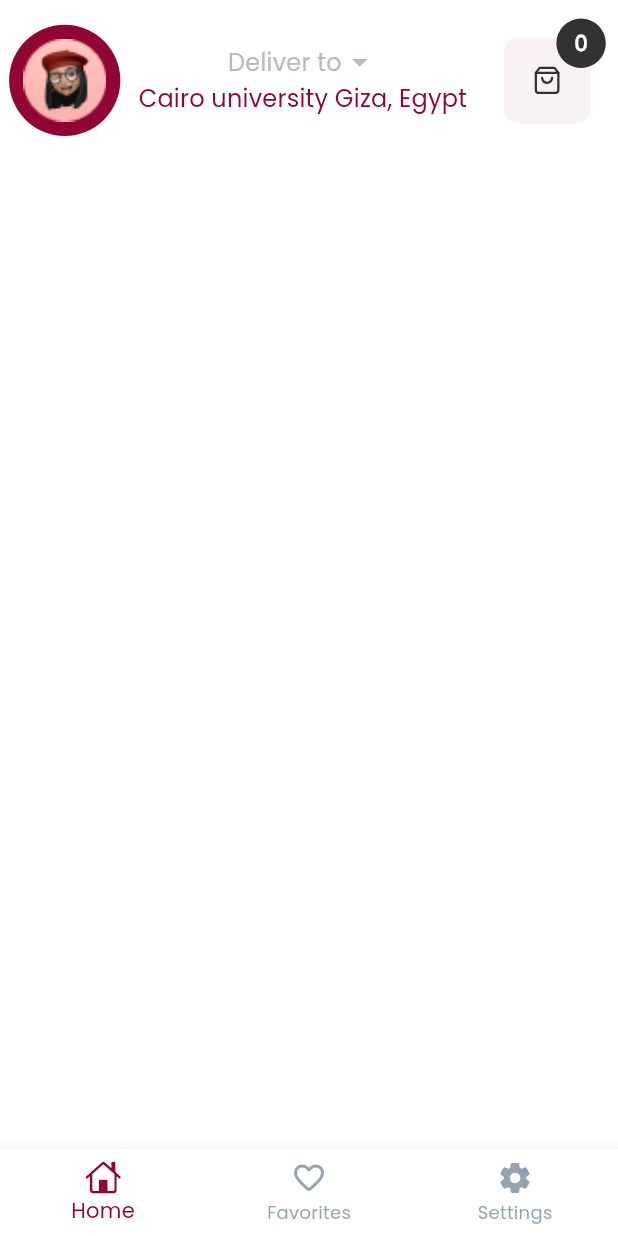
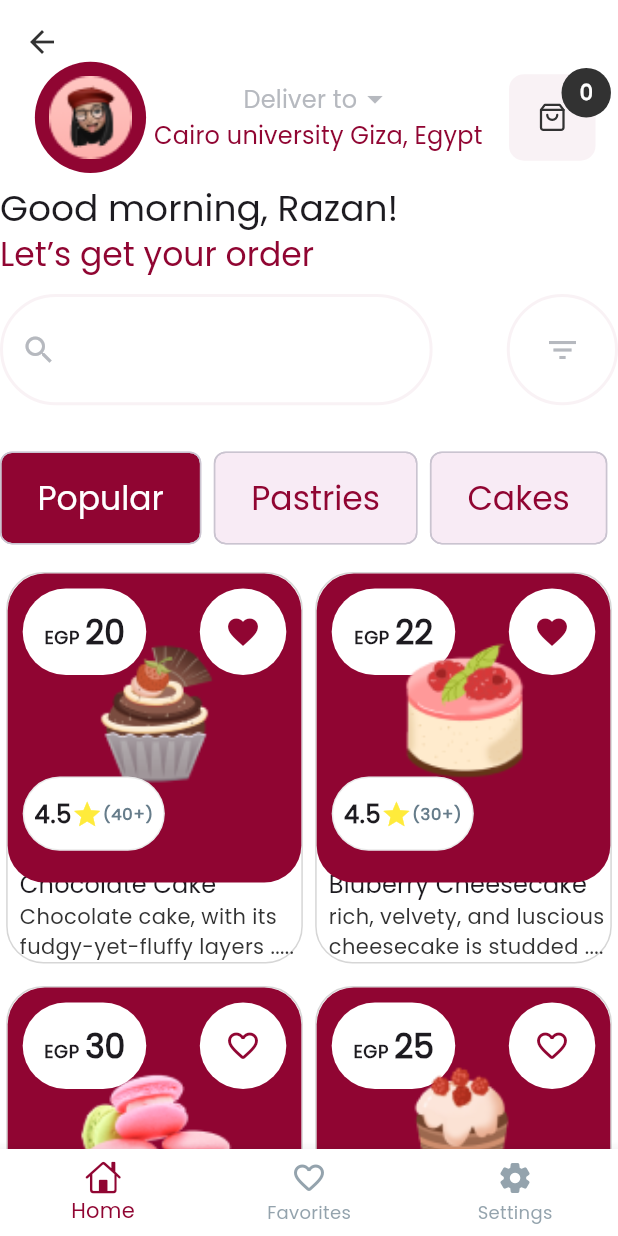
Before and after one commit to Mohamed-Ahmed-Salah/Sweety-App, a Flutter app: the NavigatorScreen screen opened by its route, on a phone screen of 412 x 824 dp. Run offline on Flutter 3.47's test engine with Material 3 defaults, Android fonts, the phone set to English and light mode, and no system bars; our stand-ins replace bloc, equatable, flutter_bloc, flutter_svg, get, get_storage and 2 more; accounts and stored records are empty.

Commit message:
home screen

```diff
--- a/lib/core/constants/app_icons.dart
+++ b/lib/core/constants/app_icons.dart
@@ -12,6 +12,10 @@
   static const String language = "assets/Icons/Language.svg";
   static const String security = "assets/Icons/Security.svg";
   static const String cart = "assets/Icons/cart.svg";
+  static const String search = "assets/Icons/search.svg";
+  static const String filter = "assets/Icons/filter.svg";
+
+
 
 
 
--- a/lib/core/widgets/my_app_bar.dart
+++ b/lib/core/widgets/my_app_bar.dart
@@ -4,58 +4,16 @@
 import 'package:sweety_app/core/constants/app_assets.dart';
 import 'package:sweety_app/core/constants/app_colors.dart';
 import 'package:sweety_app/core/constants/app_icons.dart';
-class ShoppingCart extends StatelessWidget {
-  const ShoppingCart({super.key});
-
-  @override
-  Widget build(BuildContext context) {
-    return SizedBox(
-      // height: 10.h,
-      width: 10.h,
-      child: Stack(
-        children: [
-          Center(
-            child: Container(
-              height: 7.h,
-              width: 7.h,
-              decoration: const BoxDecoration(
-                color: AppColors.boxColor,
-                borderRadius: BorderRadius.all(Radius.circular(10)),
-              ),
-              child: Center(
-                child: SvgPicture.asset(AppIcons.cart),
-              ),
-            ),
-          ),
-          Positioned(
-            right: 0.5.w,
-            top: 1.5.h,
-            child: Container(
-              height: 4.h,
-              width: 4.h,
-              decoration: const BoxDecoration(
-                  color: AppColors.blackColor, shape: BoxShape.circle),
-              child: const Center(
-                child: Text(
-                  "0",
-                  style: TextStyle(
-                      fontWeight: FontWeight.bold, color: Colors.white),
-                ),
-              ),
-            ),
-          ),
-        ],
-      ),
-    );
-  }
-}
-
 class MyAppBar extends StatelessWidget implements PreferredSizeWidget {
   const MyAppBar({super.key});
 
   @override
   Widget build(BuildContext context) {
-    return SizedBox(
+    return SliverAppBar(
+      expandedHeight: 15.h,
+
+      flexibleSpace: Container(
+        margin: EdgeInsets.only(top: 4.h,left: 5.w),
         width: double.infinity,
         child: Row(
           mainAxisAlignment: MainAxisAlignment.spaceAround,
@@ -104,9 +62,57 @@
             const ShoppingCart(),
           ],
         ),
+      ),
     );
   }
 
   @override
-  Size get preferredSize => Size.fromHeight(13.h);
+  Size get preferredSize => Size.fromHeight(15.h);
 }
+
+
+class ShoppingCart extends StatelessWidget {
+  const ShoppingCart({super.key});
+
+  @override
+  Widget build(BuildContext context) {
+    return SizedBox(
+      // height: 10.h,
+      width: 10.h,
+      child: Stack(
+        children: [
+          Center(
+            child: Container(
+              height: 7.h,
+              width: 7.h,
+              decoration: const BoxDecoration(
+                color: AppColors.boxColor,
+                borderRadius: BorderRadius.all(Radius.circular(10)),
+              ),
+              child: Center(
+                child: SvgPicture.asset(AppIcons.cart),
+              ),
+            ),
+          ),
+          Positioned(
+            right: 0.5.w,
+            top: 1.5.h,
+            child: Container(
+              height: 4.h,
+              width: 4.h,
+              decoration: const BoxDecoration(
+                  color: AppColors.blackColor, shape: BoxShape.circle),
+              child: const Center(
+                child: Text(
+                  "0",
+                  style: TextStyle(
+                      fontWeight: FontWeight.bold, color: Colors.white),
+                ),
+              ),
+            ),
+          ),
+        ],
+      ),
+    );
+  }
+}
--- /dev/null
+++ b/lib/data/models/food.dart
@@ -0,0 +1,69 @@
+import 'dart:convert';
+Food foodFromJson(String str) => Food.fromJson(json.decode(str));
+
+String foodToJson(Food data) => json.encode(data.toJson());
+
+class Food {
+  final int id;
+  final int price;
+  final String title;
+  final double rating;
+  final String description;
+  final String image;
+  final int reviews;
+  final bool isFavourite;
+
+  Food({
+    required this.id,
+    required this.price,
+    required this.title,
+    required this.rating,
+    required this.description,
+    required this.image,
+    required this.reviews,
+    required this.isFavourite,
+  });
+
+  Food copyWith({
+    int? id,
+    int? price,
+    String? title,
+    double? rating,
+    String? description,
+    String? image,
+    int? reviews,
+    bool? isFavourite,
+  }) =>
+      Food(
+        id: id ?? this.id,
+        price: price ?? this.price,
+        title: title ?? this.title,
+        rating: rating ?? this.rating,
+        description: description ?? this.description,
+        image: image ?? this.image,
+        reviews: reviews ?? this.reviews,
+        isFavourite: isFavourite ?? this.isFavourite,
+      );
+
+  factory Food.fromJson(Map<String, dynamic> json) => Food(
+    id: json["id"],
+    price: json["price"],
+    title: json["title"],
+    rating: json["rating"]?.toDouble(),
+    description: json["description"],
+    image: json["image"],
+    reviews: json["reviews"],
+    isFavourite: json["is_favourite"],
+  );
+
+  Map<String, dynamic> toJson() => {
+    "id": id,
+    "price": price,
+    "title": title,
+    "rating": rating,
+    "description": description,
+    "image": image,
+    "reviews": reviews,
+    "is_favourite": isFavourite,
+  };
+}
--- a/lib/main.dart
+++ b/lib/main.dart
@@ -7,6 +7,8 @@
 import 'package:sweety_app/core/routes/router.dart';
 import 'package:sweety_app/core/theme/light_theme.dart';
 import 'package:sweety_app/data/services/storage_service.dart';
+import 'package:sweety_app/views/home_screen/bloc/home_bloc.dart';
+import 'views/navigator/navigator_screen.dart';
 import 'views/settings_screen/blocs/bloc/menu_list_bloc.dart';
 import 'views/splash_screen/bloc/splash_bloc.dart';
 import 'views/splash_screen/splash_screen.dart';
@@ -27,18 +29,21 @@
         BlocProvider<MenuListBloc>(
           create: (BuildContext context) => MenuListBloc(),
         ),
+        BlocProvider<HomeBloc>(
+          create: (BuildContext context) => HomeBloc(),
+        ),
       ],
       child: ResponsiveSizer(builder: (context, orientation, screenType) {
         return MaterialApp(
           debugShowCheckedModeBanner: false,
           title: 'Flutter Demo',
           theme: CustomLightTheme.lightTheme(),
-          // home: const NavigatorScreen(),
+          home: const NavigatorScreen(),
           onGenerateRoute: AppRouter.generateRoute,
-          home: BlocProvider(
-              create: (BuildContext context) =>
-                  SplashBloc()..add(SplashNavigateEvent(context: context)),
-              child: const SplashScreen()),
+          // home: BlocProvider(
+          //     create: (BuildContext context) =>
+          //         SplashBloc()..add(SplashNavigateEvent(context: context)),
+          //     child: const SplashScreen()),
         );
       }),
     );
@@ -57,3 +62,6 @@
     // statusBarIconBrightness: Brightness.light,
   ));
 }
+
+
+//todo make appbar bloc to get cart and current delivery place
--- /dev/null
+++ b/lib/views/home_screen/bloc/home_bloc.dart
@@ -0,0 +1,59 @@
+import 'package:bloc/bloc.dart';
+import 'package:equatable/equatable.dart';
+import 'package:sweety_app/core/constants/app_assets.dart';
+import 'package:sweety_app/core/errors/failure.dart';
+import 'package:sweety_app/data/models/food.dart';
+
+part 'home_event.dart';
+
+part 'home_state.dart';
+
+class HomeBloc extends Bloc<HomeEvent, HomeState> {
+  HomeBloc() : super(HomeInitial()) {
+    on<FetchDataEvent>(_fetchData);
+  }
+
+  _fetchData(event, emit) async {
+    await Future.delayed(const Duration(seconds: 2)).then((value) => null);
+    emit(HomeLoaded(list: list));
+  }
+}
+
+List<Food> list = [cake, cheeseCake, cookeies, snakeCake];
+Food cake = Food(
+    id: 1,
+    price: 20,
+    title: "Chocolate Cake",
+    rating: 4.5,
+    description: "Chocolate cake, with its fudgy-yet-fluffy layers ..... ",
+    image: AppAssets.cupcake,
+    reviews: 40,
+    isFavourite: true);
+
+Food cheeseCake = Food(
+    id: 2,
+    price: 22,
+    title: "Bluberry Cheesecake",
+    rating: 4.5,
+    description: "rich, velvety, and luscious cheesecake is studded ....",
+    image: AppAssets.cake,
+    reviews: 30,
+    isFavourite: true);
+Food cookeies = Food(
+    id: 3,
+    price: 30,
+    title: "Bluberry Cookies",
+    rating: 4.1,
+    description: "rich, velvety, and luscious cheesecake is studded ....",
+    image: AppAssets.cookies,
+    reviews: 50,
+    isFavourite: false);
+Food snakeCake = Food(
+    id: 3,
+    price: 25,
+    title: "Chocolate Cupcake",
+    rating: 4.3,
+    description: "rich, velvety, and luscious cheesecake is studded ....",
+    image: AppAssets.snakeCake,
+    reviews: 50,
+    isFavourite: false);
--- /dev/null
+++ b/lib/views/home_screen/bloc/home_event.dart
@@ -0,0 +1,10 @@
+part of 'home_bloc.dart';
+
+sealed class HomeEvent extends Equatable {
+  const HomeEvent();
+
+  @override
+  List<Object> get props => [];
+}
+
+class FetchDataEvent extends HomeEvent{}
--- /dev/null
+++ b/lib/views/home_screen/bloc/home_state.dart
@@ -0,0 +1,22 @@
+part of 'home_bloc.dart';
+
+sealed class HomeState extends Equatable {
+  const HomeState();
+
+  @override
+  List<Object> get props => [];
+}
+
+final class HomeInitial extends HomeState {}
+
+final class HomeLoaded extends HomeState {
+  final List<Food> list;
+
+  const HomeLoaded({required this.list});
+}
+
+final class HomeFailed extends HomeState {
+  final Failure failure;
+
+  const HomeFailed({required this.failure});
+}
--- a/lib/views/home_screen/home_screen.dart
+++ b/lib/views/home_screen/home_screen.dart
@@ -1,5 +1,14 @@
 import 'package:flutter/material.dart';
+import 'package:flutter_bloc/flutter_bloc.dart';
+import 'package:flutter_svg/flutter_svg.dart';
+import 'package:responsive_sizer/responsive_sizer.dart';
+import 'package:sweety_app/core/constants/app_colors.dart';
+import 'package:sweety_app/core/constants/app_icons.dart';
 import 'package:sweety_app/core/widgets/my_app_bar.dart';
+import 'package:sweety_app/views/home_screen/bloc/home_bloc.dart';
+import 'package:sweety_app/views/home_screen/widgets/custom_chip.dart';
+import 'package:sweety_app/views/home_screen/widgets/loaded_home.dart';
+import 'package:sweety_app/views/home_screen/widgets/search_bar.dart';
 
 class HomeScreen extends StatelessWidget {
   const HomeScreen({super.key});
@@ -7,8 +16,66 @@
   @override
   Widget build(BuildContext context) {
     return Scaffold(
-      appBar: const MyAppBar(),
-      body: Container(),
+      // appBar: const MyAppBar(),
+      body: CustomScrollView(
+        slivers: [
+          const MyAppBar(),
+          SliverList(
+            delegate: SliverChildListDelegate(
+              [
+                Text(
+                  "Good morning, Razan! ",
+                  style: Theme.of(context).textTheme.headlineSmall,
+                ),
+                Text(
+                  "Let’s get your order",
+                  style: Theme.of(context)
+                      .textTheme
+                      .titleLarge
+                      ?.copyWith(color: AppColors.primaryColor),
+                ),
+                const CustomSearchBar(),
+                const CustomChip(),
+              ],
+            ),
+          ),
+          BlocBuilder<HomeBloc, HomeState>(builder: (context, state) {
+            if (state is HomeInitial) {
+              context.read<HomeBloc>().add(FetchDataEvent());
+              return SliverList(
+                delegate: SliverChildListDelegate(
+                  [
+                    const Center(
+                      child: CircularProgressIndicator(),
+                    ),
+                  ],
+                ),
+              );
+            } else if (state is HomeLoaded) {
+              return HomeLoadedView(
+                list: state.list,
+              );
+            }
+            if (state is HomeFailed) {
+              return SliverList(
+                delegate: SliverChildListDelegate(
+                  [
+                    Center(
+                      child: Text("Error: ${state.failure.message}"),
+                    ),
+                  ],
+                ),
+              );
+            }
+
+            return SliverList(
+                delegate: SliverChildListDelegate([
+              const Text("ERROR"),
+            ]));
+          }),
+        ],
+      ),
+
     );
   }
 }
--- /dev/null
+++ b/lib/views/home_screen/widgets/custom_chip.dart
@@ -0,0 +1,55 @@
+import 'package:flutter/material.dart';
+import 'package:responsive_sizer/responsive_sizer.dart';
+import 'package:sweety_app/core/constants/app_colors.dart';
+
+class CustomChip extends StatelessWidget {
+  const CustomChip({super.key});
+
+  @override
+  Widget build(BuildContext context) {
+    int currentIndex = 0;
+    return Container(
+      margin: EdgeInsets.symmetric(vertical:1.h),
+      height: 10.h,
+      width: double.infinity,
+      child: ListView.builder(
+          itemCount: chips.length,
+          scrollDirection: Axis.horizontal,
+          itemBuilder: (context, index) {
+            return Padding(
+              padding:  EdgeInsets.only(right: 2.w,),
+              child: Chip(
+                backgroundColor: currentIndex == index
+                    ? AppColors.primaryColor
+                    : AppColors.primaryColor.withOpacity(0.05),
+                label: Padding(
+                  padding: const EdgeInsets.all(8.0),
+                  child: Text(chips[index],
+                  style: Theme.of(context).textTheme.titleLarge?.copyWith(
+                     color: currentIndex == index
+                          ? AppColors.whiteColor
+                          : AppColors.primaryColor
+                  ),),
+                ),
+              ),
+            );
+          }),
+    );
+
+    //   Row(
+    //   children: [
+    //     Chip(
+    //       label: const Text('Aaron Burr'),
+    //     ),
+    //   ],
+    // );
+  }
+}
+
+List<String> chips = [
+  "Popular",
+  "Pastries",
+  "Cakes",
+  "Gluten-Free",
+  "Cupcakes and Muffins"
+];
--- /dev/null
+++ b/lib/views/home_screen/widgets/loaded_home.dart
@@ -0,0 +1,182 @@
+import 'package:flutter/material.dart';
+import 'package:responsive_sizer/responsive_sizer.dart';
+import 'package:sweety_app/core/constants/app_colors.dart';
+import 'package:sweety_app/data/models/food.dart';
+
+class HomeLoadedView extends StatelessWidget {
+  final List<Food> list;
+
+  const HomeLoadedView({super.key, required this.list});
+
+  @override
+  Widget build(BuildContext context) {
+    return SliverGrid.builder(
+        itemCount: list.length,
+        gridDelegate: const SliverGridDelegateWithFixedCrossAxisCount(
+            crossAxisCount: 2,
+            childAspectRatio: 3 / 3.8,
+            // crossAxisSpacing: 15,
+            mainAxisSpacing: 15),
+        itemBuilder: (context, index) {
+          return FoodBox(
+            food: list[index],
+          );
+        });
+  }
+}
+
+class FoodBox extends StatelessWidget {
+  final Food food;
+
+  const FoodBox({super.key, required this.food});
+
+  @override
+  Widget build(BuildContext context) {
+    return Container(
+      margin: EdgeInsets.symmetric(horizontal: 1.w),
+      decoration: BoxDecoration(
+        // color: AppColors.primaryColor,
+        borderRadius: BorderRadius.all(Radius.circular(6.w)),
+        border: Border.all(color: AppColors.blackColor.withOpacity(0.2)),
+      ),
+      child: Stack(
+        children: [
+          Positioned(
+            // bottom: 0,
+            child: Container(
+              // width: double.infinity,
+              // height: 25.h,
+              // margin: EdgeInsets.only(left: 2.w),
+              // decoration: BoxDecoration(
+              //   color: AppColors.greyColor,
+              //   borderRadius: BorderRadius.all(Radius.circular(6.w)),
+              // ),
+
+              child: Padding(
+                padding: const EdgeInsets.only(left: 8.0),
+                child: Column(
+                  mainAxisAlignment: MainAxisAlignment.end,
+                  crossAxisAlignment: CrossAxisAlignment.start,
+                  children: [
+                    // Expanded(child: SizedBox.shrink()),
+                    Text(
+                      food.title,
+                      style: Theme.of(context).textTheme.titleMedium,
+                      overflow: TextOverflow.ellipsis,
+                    ),
+                    Text(
+                      food.description,
+                      maxLines: 3,
+                      overflow: TextOverflow.ellipsis,
+                    ),
+                  ],
+                ),
+              ),
+            ),
+          ),
+          Positioned(
+              child: Container(
+            height: 25.h,
+            width: 100.w,
+            decoration: BoxDecoration(
+              color: AppColors.primaryColor,
+              borderRadius: BorderRadius.all(Radius.circular(6.w)),
+            ),
+          )),
+          Positioned(
+            right: 10,
+            top: 10,
+            child: Container(
+              height: 7.h,
+              width: 7.h,
+              decoration: const BoxDecoration(
+                  color: AppColors.whiteColor, shape: BoxShape.circle),
+              child: Center(
+                child: Icon(
+                  food.isFavourite
+                      ? Icons.favorite
+                      : Icons.favorite_outline_rounded,
+                  color: AppColors.primaryColor,
+                ),
+              ),
+            ),
+          ),
+          Positioned(
+              left: 10,
+              top: 10,
+              child: Container(
+                height: 7.h,
+                width: 20.w,
+                decoration: BoxDecoration(
+                    color: AppColors.whiteColor,
+                    borderRadius: BorderRadius.all(Radius.circular(15.w))),
+                child: Center(
+                    child: RichText(
+                  text: TextSpan(children: [
+                    TextSpan(
+                      text: "EGP ",
+                      style: Theme.of(context).textTheme.bodySmall?.copyWith(
+                            fontWeight: FontWeight.w700,
+                          ),
+                    ),
+                    TextSpan(
+                      text: "${food.price}",
+                      style: Theme.of(context)
+                          .textTheme
+                          .titleLarge
+                          ?.copyWith(fontWeight: FontWeight.w700),
+                    ),
+                  ]),
+                )),
+              )),
+          Positioned(
+              top: 5,
+              left: 0,
+              right: 0,
+              child: Image.asset(
+                food.image,
+                scale: 0.8,
+              )),
+          Positioned(
+              left: 10,
+              bottom: 9.h,
+              child: Container(
+                height: 6.h,
+                width: 23.w,
+                decoration: BoxDecoration(
+                    color: AppColors.whiteColor,
+                    border: Border.all(
+                        color: AppColors.blackColor.withOpacity(0.1)),
+                    borderRadius: BorderRadius.all(Radius.circular(15.w))),
+                child: Center(
+                    child: Row(
+                  // mainAxisAlignment: MainAxisAlignment.spaceEvenly,
+                  children: [
+                    const Expanded(child: SizedBox.shrink()),
+                    Text(
+                      "${food.rating}",
+                      style: Theme.of(context)
+                          .textTheme
+                          .bodyLarge
+                          ?.copyWith(fontWeight: FontWeight.w700),
+                    ),
+                    Icon(
+                      Icons.star,
+                      color: Colors.yellow,
+                      size: 5.w,
+                    ),
+                    Text(
+                      "(${food.reviews}+)",
+                      style: Theme.of(context).textTheme.labelSmall?.copyWith(
+                          fontWeight: FontWeight.w700,
+                          color: AppColors.greyColor),
+                    ),
+                    const Expanded(child: SizedBox.shrink()),
+                  ],
+                )),
+              )),
+        ],
+      ),
+    );
+  }
+}
--- /dev/null
+++ b/lib/views/home_screen/widgets/search_bar.dart
@@ -0,0 +1,77 @@
+import 'package:flutter/material.dart';
+import 'package:responsive_sizer/responsive_sizer.dart';
+import 'package:sweety_app/core/constants/app_colors.dart';
+class CustomSearchBar extends StatelessWidget {
+  const CustomSearchBar({super.key});
+
+  @override
+  Widget build(BuildContext context) {
+    return Container(
+      height: 10.h,
+      width: 100.w,
+      margin: EdgeInsets.symmetric(vertical:1.h),
+      child: Row(
+        mainAxisAlignment: MainAxisAlignment.spaceBetween,
+        children: [
+          Container(
+            decoration: BoxDecoration(
+              borderRadius: BorderRadius.all(Radius.circular(10.w)),
+              border: Border.all(
+                color: AppColors.boxColor,
+                width: 2,
+              ),
+            ),
+            height: 9.h,
+            width: 70.w,
+            child: Center(
+                child: TextFormField(
+                  decoration: const InputDecoration(
+                    fillColor: Colors.transparent,
+                    prefixIcon: Icon(
+                      Icons.search,
+                      color: AppColors.greyTextColor,
+                    ),
+                    border: OutlineInputBorder(
+                      borderSide: BorderSide(
+                        color: Colors.transparent,
+                      ),
+                    ),
+                    enabledBorder: OutlineInputBorder(
+                      borderSide: BorderSide(
+                        color: Colors.transparent,
+                      ),
+                    ),
+                    focusedBorder: OutlineInputBorder(
+                      borderSide: BorderSide(
+                        color: Colors.transparent,
+                      ),
+                    ),
+                    errorBorder: OutlineInputBorder(
+                      borderSide: BorderSide(
+                        color: Colors.transparent,
+                      ),
+                    ),
+                  ),
+                )),
+          ),
+          Container(
+            decoration: BoxDecoration(
+              shape: BoxShape.circle,
+              border: Border.all(
+                color: AppColors.boxColor,
+                width: 2,
+              ),
+            ),
+            height: 9.h,
+            width: 9.h,
+            child: const Center(
+                child: Icon(
+                  Icons.filter_list_sharp,
+                  color: AppColors.greyTextColor,
+                )),
+          )
+        ],
+      ),
+    );
+  }
+}
--- a/lib/views/splash_screen/splash_screen.dart
+++ b/lib/views/splash_screen/splash_screen.dart
@@ -11,12 +11,12 @@
   Widget build(BuildContext context) {
     return BlocListener<SplashBloc, SplashState>(
       listener: (BuildContext context, state) {
-        print("splashe event alled");
-        if(state is SplashInitial){
-          context.read<SplashBloc>().add(SplashNavigateEvent(
-              context: context,
-          ));
-        }
+        // print("splashe event alled");
+        // if(state is SplashInitial){
+        //   context.read<SplashBloc>().add(SplashNavigateEvent(
+        //       context: context,
+        //   ));
+        // }
       },
       child: Scaffold(
         backgroundColor: AppColors.primaryColor,
--- a/pubspec.yaml
+++ b/pubspec.yaml
@@ -44,6 +44,7 @@
   smooth_page_indicator: ^1.1.0
   flutter_svg: ^2.0.9
   flutter_bloc: ^8.1.3
+  shimmer: ^3.0.0
 
 dev_dependencies:
   flutter_test:
```
Also changed, not shown: assets/Icons/filter.svg (added), assets/Icons/search.svg (added), pubspec.lock. Lines whose indentation alone changed are shown as unchanged.
